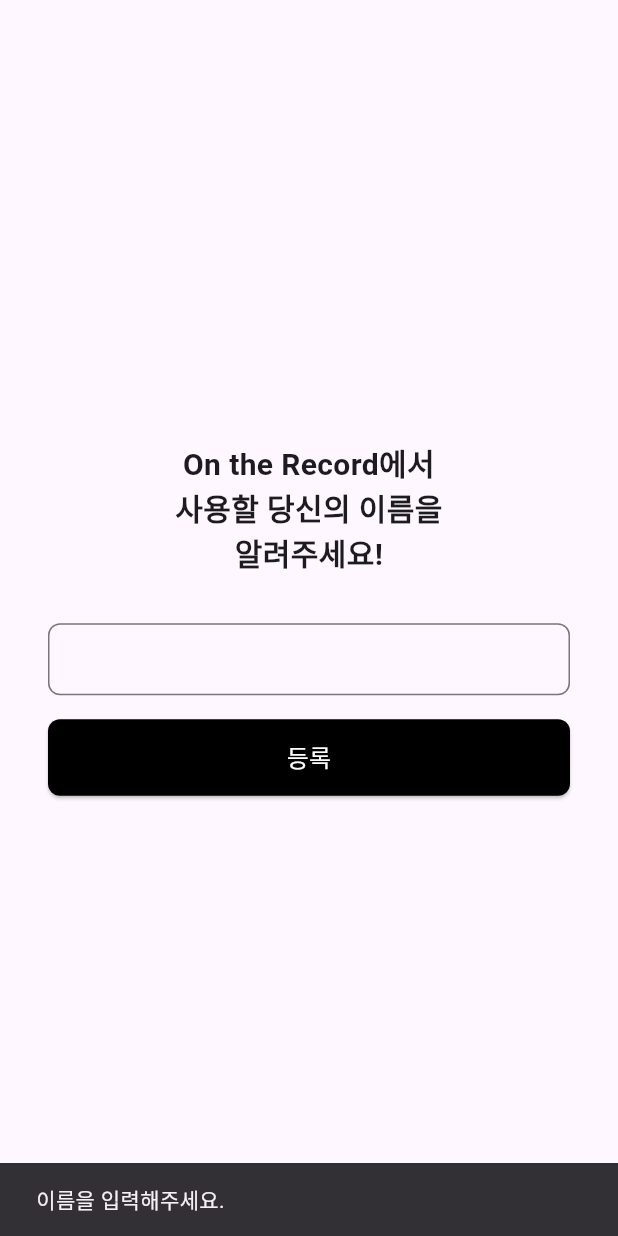
After one commit to miinGdev/capstoneProject, a Flutter app: the NameInputScreen screen opened by its route, after a tap on "등록", on a phone screen of 412 x 824 dp. The commit adds this screen. Run offline on Flutter 3.47's test engine with Material 3 defaults, Android fonts, the phone set to English and light mode, and no system bars; our stand-ins replace firebase_auth, firebase_core, flutter_svg, flutter_tts, speech_to_text; accounts and stored records are empty.

Commit message:
프론트 디자인 완료 및 tts 권한 추가_강민지

```diff
--- a/lib/main.dart
+++ b/lib/main.dart
@@ -7,6 +7,7 @@
 import 'screens/purpose_selection_screen.dart';
 import 'screens/setting_screen.dart';
 import 'screens/onboarding_screen.dart';
+import 'screens/userid_login_screen.dart';
 
 
 void main() {
@@ -28,6 +29,7 @@
         '/cal' : (context) => const CalendarScreen(),
         '/set' : (context) => const SettingScreen(),
         '/onboarding' : (context) => const OnboardingScreen(),
+        '/login' : (context) => const NameInputScreen(),
       },
     );
   }
--- /dev/null
+++ b/lib/screens/userid_login_screen.dart
@@ -0,0 +1,75 @@
+import 'package:flutter/material.dart';
+
+class NameInputScreen extends StatefulWidget {
+  const NameInputScreen({super.key});
+
+  @override
+  State<NameInputScreen> createState() => _NameInputScreenState();
+}
+
+class _NameInputScreenState extends State<NameInputScreen> {
+  final TextEditingController _controller = TextEditingController();
+
+  void _submitName() {
+    final name = _controller.text.trim();
+    if (name.isNotEmpty) {
+      // TODO: 저장하거나 다음 화면으로 이동
+      print('입력된 이름: $name');
+    } else {
+      ScaffoldMessenger.of(context).showSnackBar(
+        const SnackBar(content: Text("이름을 입력해주세요.")),
+      );
+    }
+  }
+
+  @override
+  Widget build(BuildContext context) {
+    return Scaffold(
+      body: Padding(
+        padding: const EdgeInsets.symmetric(horizontal: 32.0),
+        child: Center(
+          child: Column(
+            mainAxisSize: MainAxisSize.min,
+            crossAxisAlignment: CrossAxisAlignment.stretch,
+            children: [
+              const Text(
+                "On the Record에서\n사용할 당신의 이름을\n알려주세요!",
+                textAlign: TextAlign.center,
+                style: TextStyle(
+                  fontSize: 20,
+                  fontWeight: FontWeight.bold,
+                ),
+              ),
+              const SizedBox(height: 32),
+              TextField(
+                controller: _controller,
+                decoration: InputDecoration(
+                  border: OutlineInputBorder(
+                    borderRadius: BorderRadius.circular(8),
+                  ),
+                  contentPadding: const EdgeInsets.symmetric(
+                    horizontal: 16,
+                    vertical: 12,
+                  ),
+                ),
+              ),
+              const SizedBox(height: 16),
+              ElevatedButton(
+                onPressed: _submitName,
+                style: ElevatedButton.styleFrom(
+                  backgroundColor: Colors.black,
+                  foregroundColor: Colors.white,
+                  shape: RoundedRectangleBorder(
+                    borderRadius: BorderRadius.circular(8),
+                  ),
+                  padding: const EdgeInsets.symmetric(vertical: 14),
+                ),
+                child: const Text("등록", style: TextStyle(fontSize: 16)),
+              ),
+            ],
+          ),
+        ),
+      ),
+    );
+  }
+}
```
Also changed, not shown: 2 other files.
